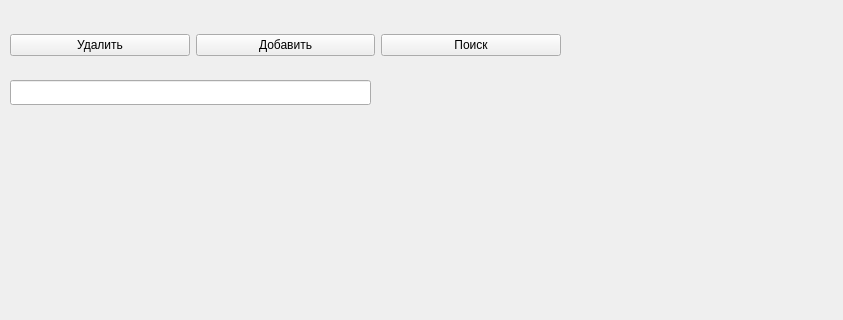
The window that C++/qt/Lab16_V2/lab16_v2/mainwindow.ui (ilya-uzun/Learning) describes before a commit, drawn with Qt 5; both pictures show x 0 to 843 and y 0 to 320 of the 843 by 772 pixel window.
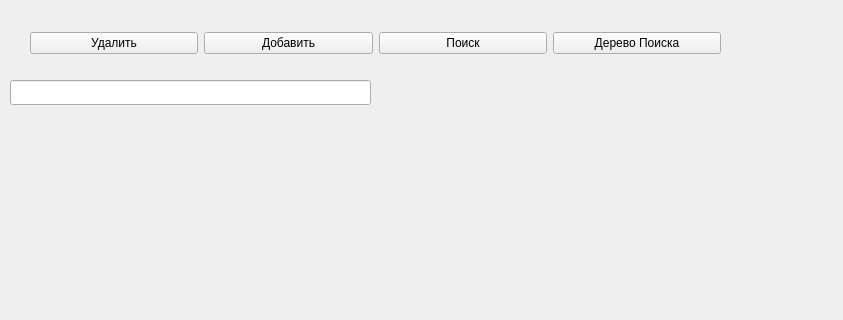
The same window after the commit. Custom widgets are drawn as their Qt base class.

Commit message: Обновил лаб 16

Diff of the .ui file:
```diff
--- a/C++/qt/Lab16_V2/lab16_v2/mainwindow.ui
+++ b/C++/qt/Lab16_V2/lab16_v2/mainwindow.ui
@@ -24,39 +24,6 @@
      </rect>
     </property>
    </widget>
-   <widget class="QWidget" name="horizontalLayoutWidget">
-    <property name="geometry">
-     <rect>
-      <x>10</x>
-      <y>30</y>
-      <width>551</width>
-      <height>31</height>
-     </rect>
-    </property>
-    <layout class="QHBoxLayout" name="horizontalLayout">
-     <item>
-      <widget class="QPushButton" name="deleteBt">
-       <property name="text">
-        <string>Удалить</string>
-       </property>
-      </widget>
-     </item>
-     <item>
-      <widget class="QPushButton" name="addBt">
-       <property name="text">
-        <string>Добавить</string>
-       </property>
-      </widget>
-     </item>
-     <item>
-      <widget class="QPushButton" name="searchBt">
-       <property name="text">
-        <string>Поиск</string>
-       </property>
-      </widget>
-     </item>
-    </layout>
-   </widget>
    <widget class="TreeView" name="treeView" native="true">
     <property name="geometry">
      <rect>
@@ -77,6 +44,46 @@
      </rect>
     </property>
    </widget>
+   <widget class="QWidget" name="">
+    <property name="geometry">
+     <rect>
+      <x>30</x>
+      <y>30</y>
+      <width>691</width>
+      <height>27</height>
+     </rect>
+    </property>
+    <layout class="QHBoxLayout" name="horizontalLayout">
+     <item>
+      <widget class="QPushButton" name="deleteBt">
+       <property name="text">
+        <string>Удалить</string>
+       </property>
+      </widget>
+     </item>
+     <item>
+      <widget class="QPushButton" name="addBt">
+       <property name="text">
+        <string>Добавить</string>
+       </property>
+      </widget>
+     </item>
+     <item>
+      <widget class="QPushButton" name="searchBt">
+       <property name="text">
+        <string>Поиск</string>
+       </property>
+      </widget>
+     </item>
+     <item>
+      <widget class="QPushButton" name="searchTreeBt">
+       <property name="text">
+        <string>Дерево Поиска</string>
+       </property>
+      </widget>
+     </item>
+    </layout>
+   </widget>
   </widget>
   <widget class="QMenuBar" name="menubar">
    <property name="geometry">
```
The commit also changes 2 other files.
